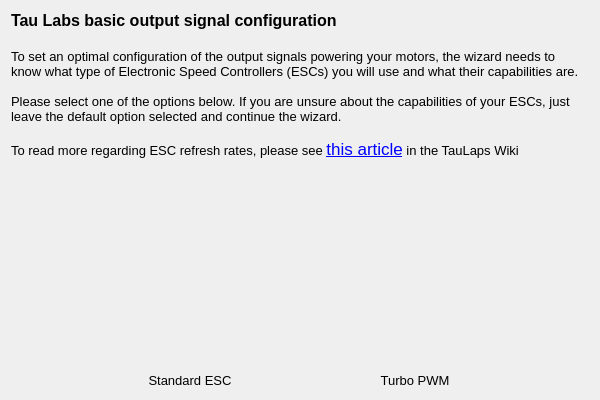
TauLabs/TauLabs, file ground/gcs/src/plugins/setupwizard/pages/outputpage.ui: the form before one commit.
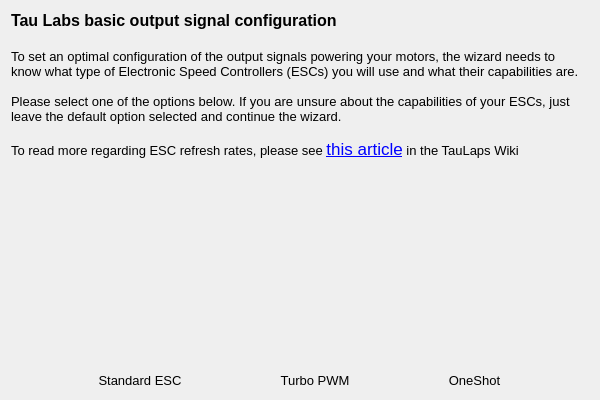
The form after the commit. Icons and pictures are not drawn.

Commit message: SetupWizard: inform about OneShot mode

The edit to the form file:
```diff
--- a/ground/gcs/src/plugins/setupwizard/pages/outputpage.ui
+++ b/ground/gcs/src/plugins/setupwizard/pages/outputpage.ui
@@ -143,6 +143,53 @@
        </property>
       </widget>
      </item>
+     <item>
+      <widget class="QToolButton" name="oneShotButton">
+       <property name="enabled">
+        <bool>true</bool>
+       </property>
+       <property name="font">
+        <font>
+         <pointsize>10</pointsize>
+        </font>
+       </property>
+       <property name="toolTip">
+        <string>Turbo PWM ESC 400Hz</string>
+       </property>
+       <property name="styleSheet">
+        <string notr="true">QToolButton { border: none }</string>
+       </property>
+       <property name="text">
+        <string>OneShot</string>
+       </property>
+       <property name="icon">
+        <iconset resource="../wizardResources.qrc">
+         <normaloff>:/setupwizard/resources/bttn-turbo-up.png</normaloff>
+         <normalon>:/setupwizard/resources/bttn-turbo-down.png</normalon>:/setupwizard/resources/bttn-turbo-up.png</iconset>
+       </property>
+       <property name="iconSize">
+        <size>
+         <width>200</width>
+         <height>100</height>
+        </size>
+       </property>
+       <property name="checkable">
+        <bool>true</bool>
+       </property>
+       <property name="checked">
+        <bool>false</bool>
+       </property>
+       <property name="autoExclusive">
+        <bool>true</bool>
+       </property>
+       <property name="toolButtonStyle">
+        <enum>Qt::ToolButtonTextUnderIcon</enum>
+       </property>
+       <property name="autoRaise">
+        <bool>true</bool>
+       </property>
+      </widget>
+     </item>
     </layout>
    </item>
   </layout>
```
The commit also changes 4 other files.
